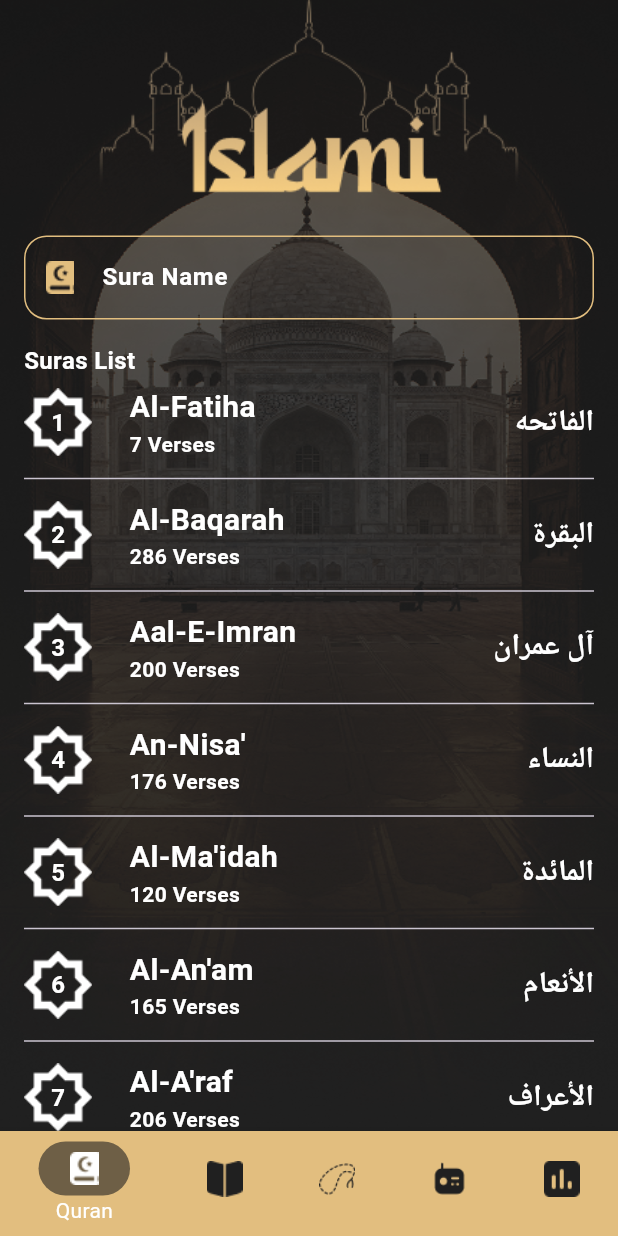
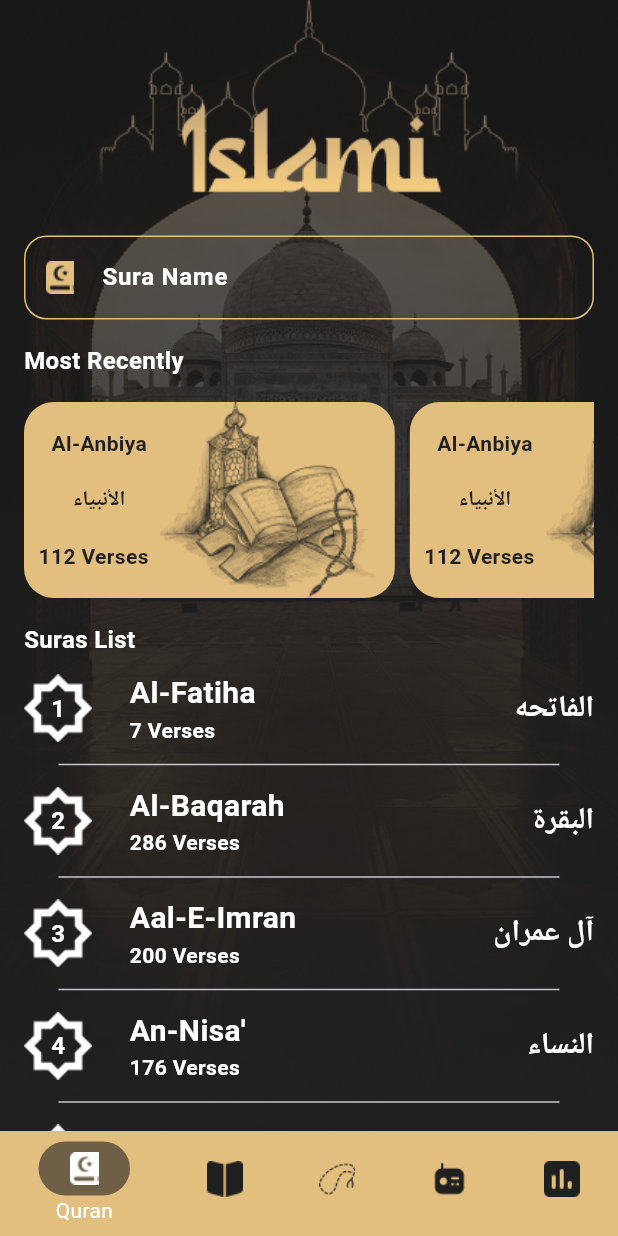
Before and after one commit to Ziad112002/islami_app, a Flutter app: the screen it shows after launch, on a phone screen of 412 x 824 dp. Run offline on Flutter 3.47's test engine with Material 3 defaults, Android fonts, the phone set to English and light mode, and no system bars.

```diff
--- a/lib/ui/screens/main/main.dart
+++ b/lib/ui/screens/main/main.dart
@@ -1,6 +1,6 @@
 
 import 'package:flutter/material.dart';
-import 'package:islami/ui/screens/main/tabs/quran/quran.dart';
+import 'package:islami/ui/screens/main/tabs/quran/quran_tab.dart';
 import 'package:islami/ui/utils/app_colors.dart';
 
 import '../../utils/app_assets.dart';
@@ -16,7 +16,7 @@ class Main extends StatefulWidget {
 class _MainState extends State<Main> {
   int selectedIndex = 0;
   List tabs=[
-    Quran(),
+    QuranTab(),
     Container(color: Colors.grey,),
     Container(color: Colors.deepOrange,),
     Container(color: Colors.cyanAccent,),
--- a/lib/ui/screens/main/tabs/quran/quran.dart
+++ b/lib/ui/screens/main/tabs/quran/quran_tab.dart
@@ -5,8 +5,8 @@ import 'package:islami/ui/utils/app_text_style.dart';
 import 'package:islami/ui/utils/constants.dart';
 import '../../../../utils/app_colors.dart';
 
-class Quran extends StatelessWidget {
-  const Quran({super.key});
+class QuranTab extends StatelessWidget {
+  const QuranTab({super.key});
 
   @override
   Widget build(BuildContext context) {
@@ -22,11 +22,15 @@ class Quran extends StatelessWidget {
       ),
       child: Column(
         children: [
-          Image.asset(AppAssets.mosqueImg),
+          Image.asset(AppAssets.islamiImg),
           SizedBox(height: 16),
           buildSurNameTextField(),
           SizedBox(height: 16),
-          Expanded(child: buildSuraListView()),
+          Expanded(child: buildMostRecently()),
+          SizedBox(height: 16),
+
+          Expanded(flex: 2,
+              child: buildSuraListView()),
         ],
       ),
     );
@@ -55,61 +59,62 @@ class Quran extends StatelessWidget {
     );
   }
 
-  // Widget buildMostRecently(){
-  //   return Column(
-  //     crossAxisAlignment: CrossAxisAlignment.start,
-  //     children: [
-  //       Text("Most Recently",style: AppTextStyles.whiteBold16,),
-  //       SizedBox(height: 16,),
-  //       Expanded(
-  //         child: ListView.builder(
-  //           scrollDirection: Axis.horizontal,
-  //           itemCount: 10,
-  //             itemBuilder: (context,index)=> buildMostRecentSurItem(context)
-  //         ),
-  //       )
-  //     ],
-  //   );
-  // }
-  // Widget buildMostRecentSurItem(BuildContext context){
-  //   return Container(
-  //     margin: EdgeInsets.only(right: 10),
-  //     height: MediaQuery.of(context).size.height*.16,
-  //     width: MediaQuery.of(context).size.width*.6,
-  //     decoration: BoxDecoration(
-  //       color: AppColors.gold,
-  //       borderRadius: BorderRadius.circular(20),
-  //     ),
-  //     child: Row(
-  //       mainAxisAlignment: MainAxisAlignment.center,
-  //
-  //
-  //       children: [
-  //         Column(
-  //           mainAxisAlignment: MainAxisAlignment.spaceEvenly,
-  //           children: [
-  //             Text("Al-Anbiya",style: AppTextStyles.lightBlackBold14,),
-  //             Text("الأنبياء",style: AppTextStyles.lightBlackBold14,),
-  //             Text("112 Verses  ",style: AppTextStyles.lightBlackBold14,),
-  //
-  //           ],
-  //         ),
-  //         Image.asset(AppAssets.imgMostRecent)
-  //       ],
-  //     ),
-  //   );
-  // }
+  Widget buildMostRecently(){
+    return Column(
+      crossAxisAlignment: CrossAxisAlignment.start,
+      children: [
+        Text("Most Recently",style: AppTextStyles.whiteBold16,),
+        SizedBox(height: 16,),
+        Expanded(
+          child: ListView.builder(
+            scrollDirection: Axis.horizontal,
+            itemCount: 10,
+              itemBuilder: (context,index)=> buildMostRecentSurItem(context)
+          ),
+        )
+      ],
+    );
+  }
+  Widget buildMostRecentSurItem(BuildContext context){
+    return Container(
+      margin: EdgeInsets.only(right: 10),
+      height: MediaQuery.of(context).size.height*.16,
+      width: MediaQuery.of(context).size.width*.6,
+      decoration: BoxDecoration(
+        color: AppColors.gold,
+        borderRadius: BorderRadius.circular(20),
+      ),
+      child: Row(
+        mainAxisAlignment: MainAxisAlignment.center,
+
+
+        children: [
+          Column(
+            mainAxisAlignment: MainAxisAlignment.spaceEvenly,
+            children: [
+              Text("Al-Anbiya",style: AppTextStyles.lightBlackBold14,),
+              Text("الأنبياء",style: AppTextStyles.lightBlackBold14,),
+              Text("112 Verses  ",style: AppTextStyles.lightBlackBold14,),
+
+            ],
+          ),
+          Image.asset(AppAssets.imgMostRecent)
+        ],
+      ),
+    );
+  }
   Widget buildSuraListView() {
     return Column(
       crossAxisAlignment: CrossAxisAlignment.stretch,
       children: [
         Text("Suras List", style: AppTextStyles.whiteBold16),
+        SizedBox(height: 5),
         Expanded(
           child: ListView.separated(
             padding: EdgeInsets.zero,
             itemCount: surasList.length,
             itemBuilder: (context, index) => SuraItem(sura: surasList[index],),
-            separatorBuilder: (_, _) => Divider(),
+            separatorBuilder: (_, _) => Divider(endIndent: 23,indent: 23),
           ),
         ),
       ],
--- a/lib/ui/utils/app_assets.dart
+++ b/lib/ui/utils/app_assets.dart
@@ -7,13 +7,13 @@ abstract final class AppAssets {
   static const String icTime = '${_base}ic_time.png';
   static const String imgMostRecent = '${_base}img_most_recent.png';
   static const String imgSurNumberFrame = '${_base}sur_num.png';
-  static const String mosqueImg = '${_base}img_header.png';
+  static const String islamiImg = '${_base}img_header.png';
   static const String quranTabBg = '${_base}quran_tabBg.png';
   static const String splashImg = '${_base}Splash Screen.png';
-  static const String islamiLogo = '${_base}Logo.png';
   static const String surNum = '${_base}sur_num.png';
   static const String imgLeftCorner = '${_base}img_left_corner.png';
   static const String imgRightCorner = '${_base}img_right_corner.png';
+  static const String mosque = '${_base}Mosque-02.png';
 
 
 
```
Also changed, not shown: lib/ui/screens/sura_details/sura_details.dart (+49 -14 lines), assets/images/Mosque-02.png (added).
